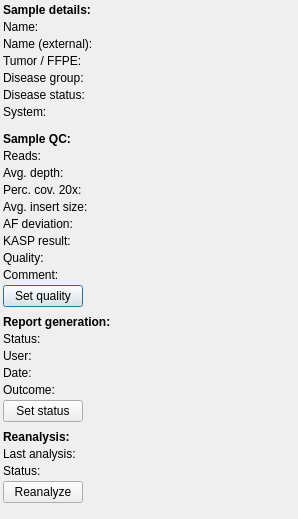
imgag/ngs-bits, file src/GSvar/SampleInformationDialog.ui: the form before one commit.
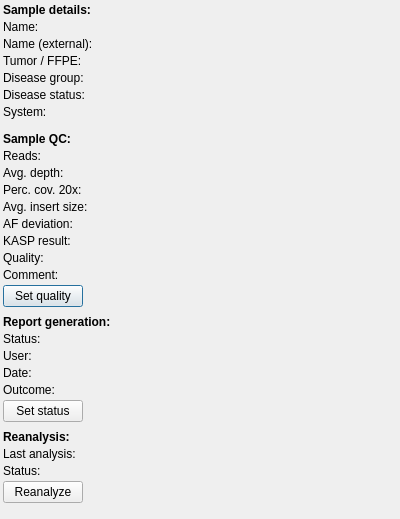
The form after the commit.

The edit to the form file:
```diff
--- a/src/GSvar/SampleInformationDialog.ui
+++ b/src/GSvar/SampleInformationDialog.ui
@@ -6,10 +6,16 @@
    <rect>
     <x>0</x>
     <y>0</y>
-    <width>298</width>
+    <width>400</width>
     <height>519</height>
    </rect>
   </property>
+  <property name="maximumSize">
+   <size>
+    <width>400</width>
+    <height>16777215</height>
+   </size>
+  </property>
   <property name="windowTitle">
    <string>Sample information dialog</string>
   </property>
@@ -326,6 +332,9 @@
        <property name="text">
         <string/>
        </property>
+       <property name="wordWrap">
+        <bool>true</bool>
+       </property>
       </widget>
      </item>
     </layout>
```
